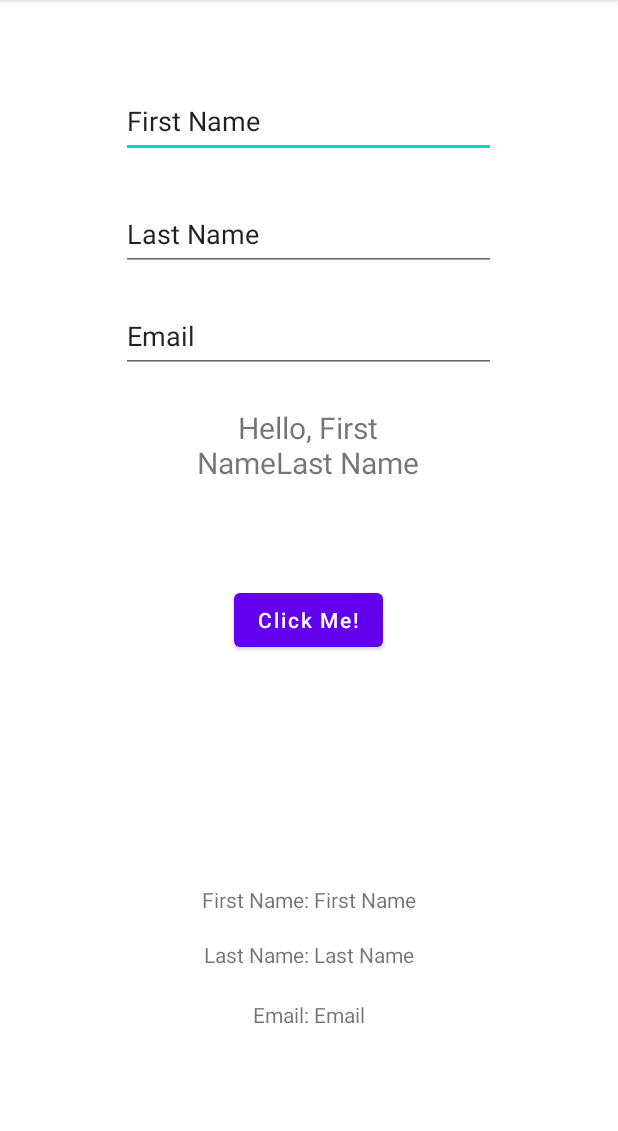
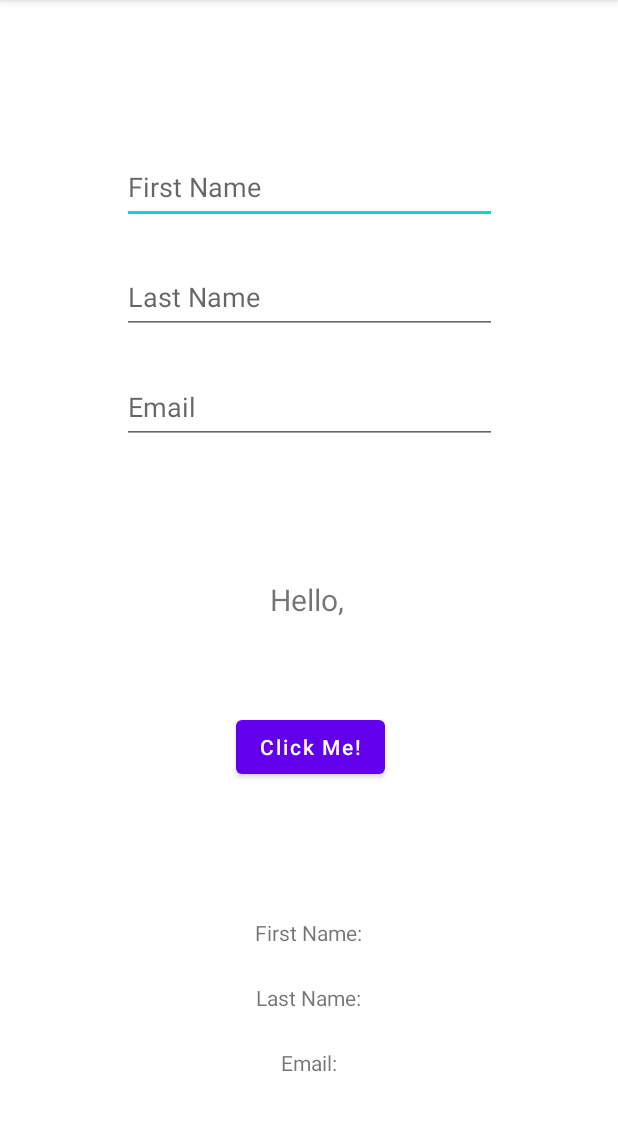
Before and after one commit to LukeyReyno/AndroidStudio_HelloWorld, an Android app: the screen it shows after launch (MainActivity), after a tap on "Click Me!", on a phone screen of 412 x 824 dp, the part 84-1215 px from its top. Run offline under Robolectric (Android 15) with nearby library versions, the phone set to English and light mode, and no system bars.

Commit message:
simple form tutorial

```diff
--- a/app/src/main/java/com/lukeyreyno/helloworld/MainActivity.java
+++ b/app/src/main/java/com/lukeyreyno/helloworld/MainActivity.java
@@ -23,9 +23,9 @@ public class MainActivity extends AppCompatActivity {
         TextView lastNameText = findViewById(R.id.textViewLastName);
         TextView emailText = findViewById(R.id.textViewEmail);
 
-        EditText firstNameInput = findViewById(R.id.editTextTextPersonName);
-        EditText lastNameInput = findViewById(R.id.editTextTextPersonLastName);
-        EditText emailInput = findViewById(R.id.editTextTextPersonEmail);
+        EditText firstNameInput = findViewById(R.id.editTextPersonName);
+        EditText lastNameInput = findViewById(R.id.editTextPersonLastName);
+        EditText emailInput = findViewById(R.id.editTextPersonEmail);
 
         helloTxt.setText("Hello, " + firstNameInput.getText().toString() + lastNameInput.getText().toString());
         firstNameText.setText("First Name: " + firstNameInput.getText().toString());
--- a/app/src/main/res/layout/activity_main.xml
+++ b/app/src/main/res/layout/activity_main.xml
@@ -8,106 +8,93 @@
 
     <TextView
         android:id="@+id/helloWorldText"
-        android:layout_width="152dp"
-        android:layout_height="55dp"
+        android:layout_width="249dp"
+        android:layout_height="28dp"
+        android:layout_marginTop="90dp"
         android:text="Hello World!"
         android:textAlignment="center"
         android:textAllCaps="false"
         android:textSize="20sp"
-        app:layout_constraintBottom_toBottomOf="parent"
-        app:layout_constraintHorizontal_bias="0.497"
-        app:layout_constraintLeft_toLeftOf="parent"
-        app:layout_constraintRight_toRightOf="parent"
-        app:layout_constraintTop_toTopOf="parent"
-        app:layout_constraintVertical_bias="0.381" />
+        app:layout_constraintEnd_toEndOf="@+id/editTextPersonEmail"
+        app:layout_constraintStart_toStartOf="@+id/editTextPersonEmail"
+        app:layout_constraintTop_toBottomOf="@+id/editTextPersonEmail" />
 
     <Button
         android:id="@+id/button"
         android:layout_width="wrap_content"
         android:layout_height="wrap_content"
+        android:layout_marginTop="60dp"
         android:onClick="onBtnClick"
         android:text="@string/click_me"
         android:textAllCaps="false"
-        app:layout_constraintBottom_toBottomOf="parent"
-        app:layout_constraintEnd_toEndOf="parent"
-        app:layout_constraintHorizontal_bias="0.498"
-        app:layout_constraintStart_toStartOf="parent"
-        app:layout_constraintTop_toBottomOf="@+id/helloWorldText"
-        app:layout_constraintVertical_bias="0.16" />
+        app:layout_constraintEnd_toEndOf="@+id/helloWorldText"
+        app:layout_constraintStart_toStartOf="@+id/helloWorldText"
+        app:layout_constraintTop_toBottomOf="@+id/helloWorldText" />
 
     <EditText
-        android:id="@+id/editTextTextPersonName"
+        android:id="@+id/editTextPersonName"
         android:layout_width="250dp"
         android:layout_height="49dp"
+        android:layout_marginTop="100dp"
         android:ems="10"
+        android:hint="First Name"
         android:inputType="textPersonName"
-        android:text="First Name"
-        app:layout_constraintBottom_toTopOf="@+id/helloWorldText"
         app:layout_constraintEnd_toEndOf="parent"
-        app:layout_constraintHorizontal_bias="0.496"
         app:layout_constraintStart_toStartOf="parent"
-        app:layout_constraintTop_toTopOf="parent"
-        app:layout_constraintVertical_bias="0.251" />
+        app:layout_constraintTop_toTopOf="parent" />
 
     <EditText
-        android:id="@+id/editTextTextPersonLastName"
+        android:id="@+id/editTextPersonLastName"
         android:layout_width="250dp"
         android:layout_height="49dp"
+        android:layout_marginTop="24dp"
         android:ems="10"
+        android:hint="Last Name"
         android:inputType="textPersonName"
-        android:text="Last Name"
-        app:layout_constraintBottom_toTopOf="@+id/helloWorldText"
-        app:layout_constraintEnd_toEndOf="parent"
-        app:layout_constraintHorizontal_bias="0.496"
-        app:layout_constraintStart_toStartOf="parent"
-        app:layout_constraintTop_toBottomOf="@+id/editTextTextPersonName"
-        app:layout_constraintVertical_bias="0.22" />
+        app:layout_constraintEnd_toEndOf="@+id/editTextPersonName"
+        app:layout_constraintStart_toStartOf="@+id/editTextPersonName"
+        app:layout_constraintTop_toBottomOf="@+id/editTextPersonName" />
 
     <EditText
-        android:id="@+id/editTextTextPersonEmail"
+        android:id="@+id/editTextPersonEmail"
         android:layout_width="250dp"
         android:layout_height="49dp"
+        android:layout_marginTop="24dp"
         android:ems="10"
+        android:hint="Email"
         android:inputType="textPersonName"
-        android:text="Email"
-        app:layout_constraintBottom_toTopOf="@+id/helloWorldText"
-        app:layout_constraintEnd_toEndOf="parent"
-        app:layout_constraintHorizontal_bias="0.496"
-        app:layout_constraintStart_toStartOf="parent"
-        app:layout_constraintTop_toBottomOf="@+id/editTextTextPersonLastName"
-        app:layout_constraintVertical_bias="0.456" />
+        app:layout_constraintEnd_toEndOf="@+id/editTextPersonLastName"
+        app:layout_constraintStart_toStartOf="@+id/editTextPersonLastName"
+        app:layout_constraintTop_toBottomOf="@+id/editTextPersonLastName" />
 
     <TextView
         android:id="@+id/textViewFirstName"
         android:layout_width="wrap_content"
         android:layout_height="wrap_content"
+        android:layout_marginTop="90dp"
         android:text="First Name"
-        app:layout_constraintBottom_toTopOf="@+id/textViewLastName"
-        app:layout_constraintEnd_toEndOf="parent"
-        app:layout_constraintStart_toStartOf="parent"
-        app:layout_constraintTop_toBottomOf="@+id/button"
-        app:layout_constraintVertical_bias="0.898" />
+        app:layout_constraintEnd_toEndOf="@+id/button"
+        app:layout_constraintStart_toStartOf="@+id/button"
+        app:layout_constraintTop_toBottomOf="@+id/button" />
 
     <TextView
         android:id="@+id/textViewLastName"
         android:layout_width="wrap_content"
         android:layout_height="wrap_content"
+        android:layout_marginTop="24dp"
         android:text="Last Name"
-        app:layout_constraintBottom_toTopOf="@+id/textViewEmail"
-        app:layout_constraintEnd_toEndOf="parent"
-        app:layout_constraintStart_toStartOf="parent"
-        app:layout_constraintTop_toBottomOf="@+id/button"
-        app:layout_constraintVertical_bias="0.901" />
+        app:layout_constraintEnd_toEndOf="@+id/textViewFirstName"
+        app:layout_constraintStart_toStartOf="@+id/textViewFirstName"
+        app:layout_constraintTop_toBottomOf="@+id/textViewFirstName" />
 
     <TextView
         android:id="@+id/textViewEmail"
         android:layout_width="wrap_content"
         android:layout_height="wrap_content"
+        android:layout_marginTop="24dp"
         android:text="Email"
-        app:layout_constraintBottom_toBottomOf="parent"
-        app:layout_constraintEnd_toEndOf="parent"
-        app:layout_constraintStart_toStartOf="parent"
-        app:layout_constraintTop_toBottomOf="@+id/button"
-        app:layout_constraintVertical_bias="0.737" />
+        app:layout_constraintEnd_toEndOf="@+id/textViewLastName"
+        app:layout_constraintStart_toStartOf="@+id/textViewLastName"
+        app:layout_constraintTop_toBottomOf="@+id/textViewLastName" />
 
 </androidx.constraintlayout.widget.ConstraintLayout>
```
